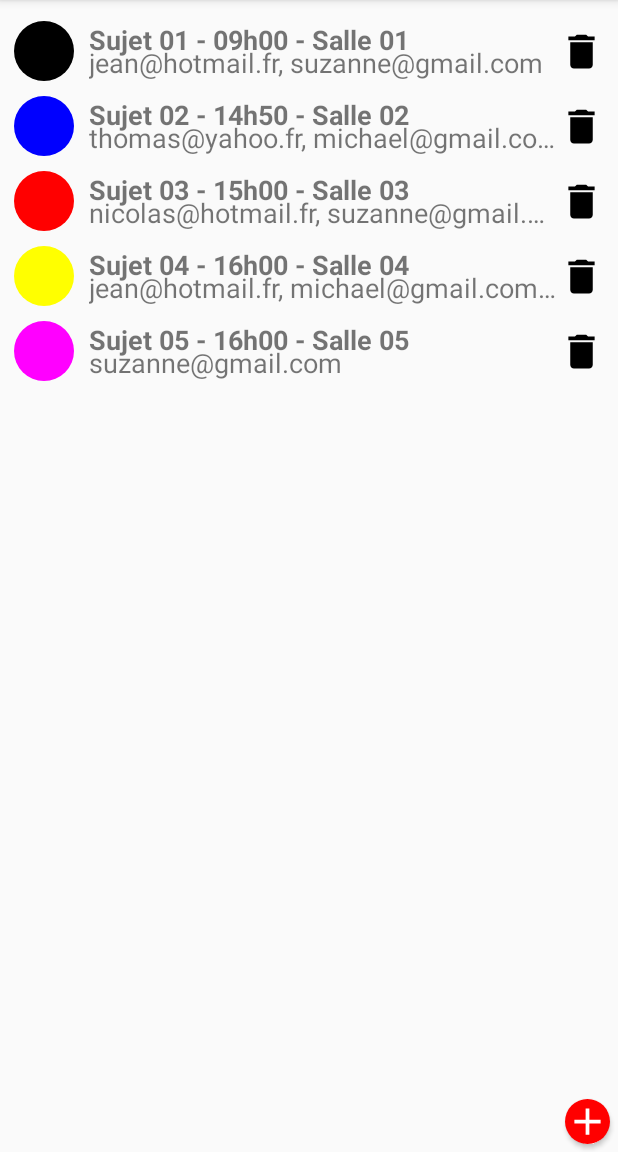
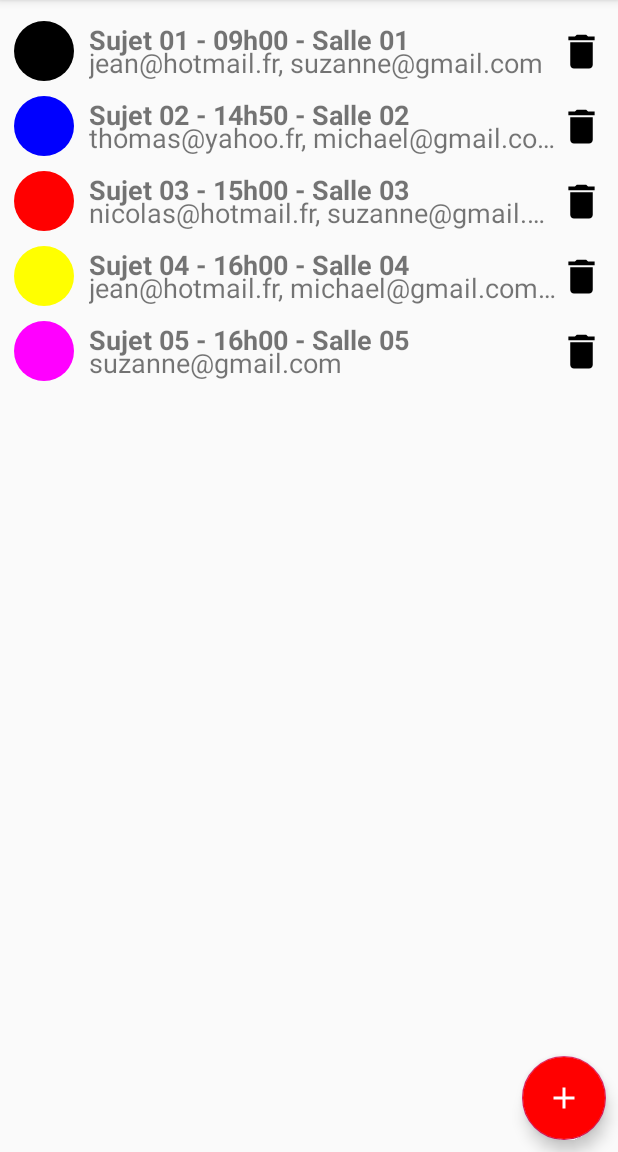
Before and after one commit to Boco0711/MaReu, an Android app: the screen it shows after launch (MainActivity), on a phone screen of 412 x 824 dp, the part 84-1236 px from its top. Run offline under Robolectric (Android 15) with nearby library versions, the phone set to English and light mode, and no system bars; our stand-ins replace EventBus.

Commit message:
Changement du bouton d'ajout pour en faire un floatingActionButton

```diff
--- a/app/src/main/res/layout/activity_main.xml
+++ b/app/src/main/res/layout/activity_main.xml
@@ -7,17 +7,17 @@
     tools:context=".controller.MainActivity"
     android:id="@+id/main_activity_contenaire">
 
-    <androidx.appcompat.widget.AppCompatImageButton
-        android:id="@+id/add_meeting_button"
-        android:layout_width="@dimen/size_button_width"
-        android:layout_height="@dimen/size_button_height"
-        android:elevation="2dp"
+    <com.google.android.material.floatingactionbutton.FloatingActionButton
+    android:id="@+id/add_meeting_button"
+        android:layout_width="wrap_content"
+        android:layout_height="wrap_content"
+        android:src="@drawable/ic_add"
+        android:elevation="12dp"
         app:layout_constraintBottom_toBottomOf="parent"
         app:layout_constraintRight_toRightOf="parent"
-        android:layout_marginBottom="@dimen/margin_button_right"
-        android:layout_marginRight="@dimen/margin_button_right"
-        android:src="@drawable/ic_add"
-        android:background="@drawable/red_circle"
+        android:layout_marginBottom="@dimen/margin_adding_button_bottom"
+        android:layout_marginRight="@dimen/margin_adding_button_right"
+        android:backgroundTint="#FF0000"
         />
 
     <androidx.recyclerview.widget.RecyclerView
```
